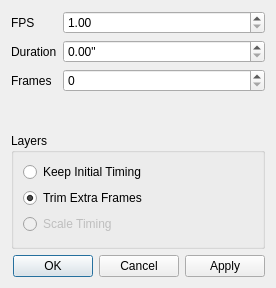
This is src/gui/widgets/dialogs/timing_dialog.ui in mbasaglia/glaxnimate as Qt 5 draws it before an edit. The edited form follows.
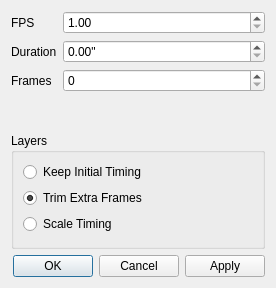
This is the edited form.

The edit to the form file:
```diff
--- a/src/gui/widgets/dialogs/timing_dialog.ui
+++ b/src/gui/widgets/dialogs/timing_dialog.ui
@@ -103,9 +103,6 @@
       </item>
       <item>
        <widget class="QRadioButton" name="check_layer_scale">
-        <property name="enabled">
-         <bool>false</bool>
-        </property>
         <property name="text">
          <string>Scale Timing</string>
         </property>
```
Left out of the diff: 2 changed lines with no effect on the pictures.
